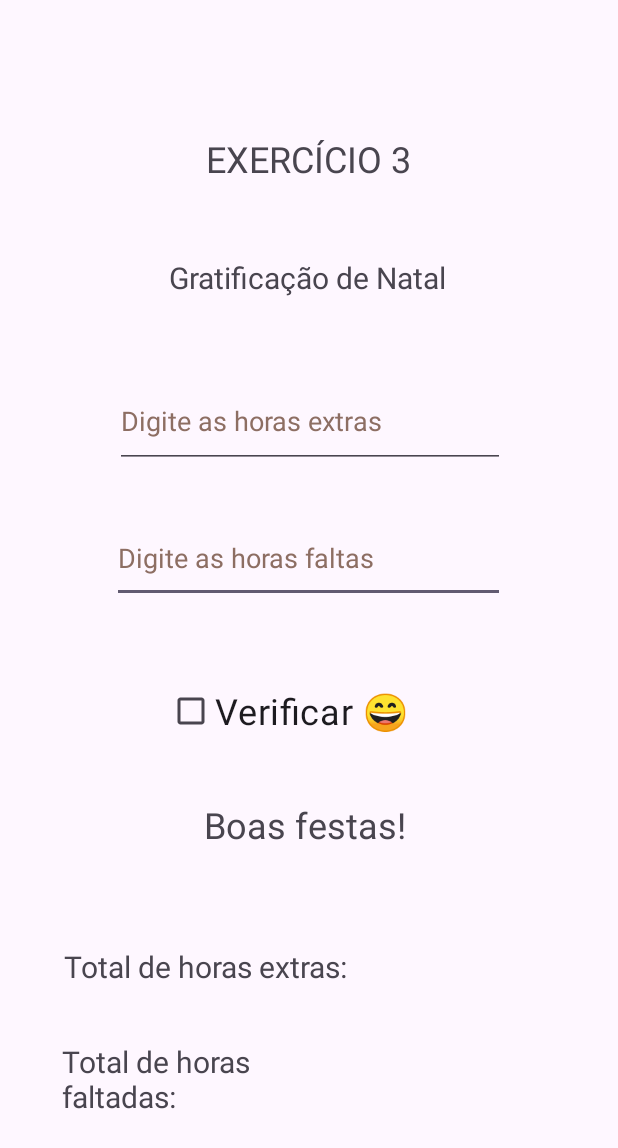
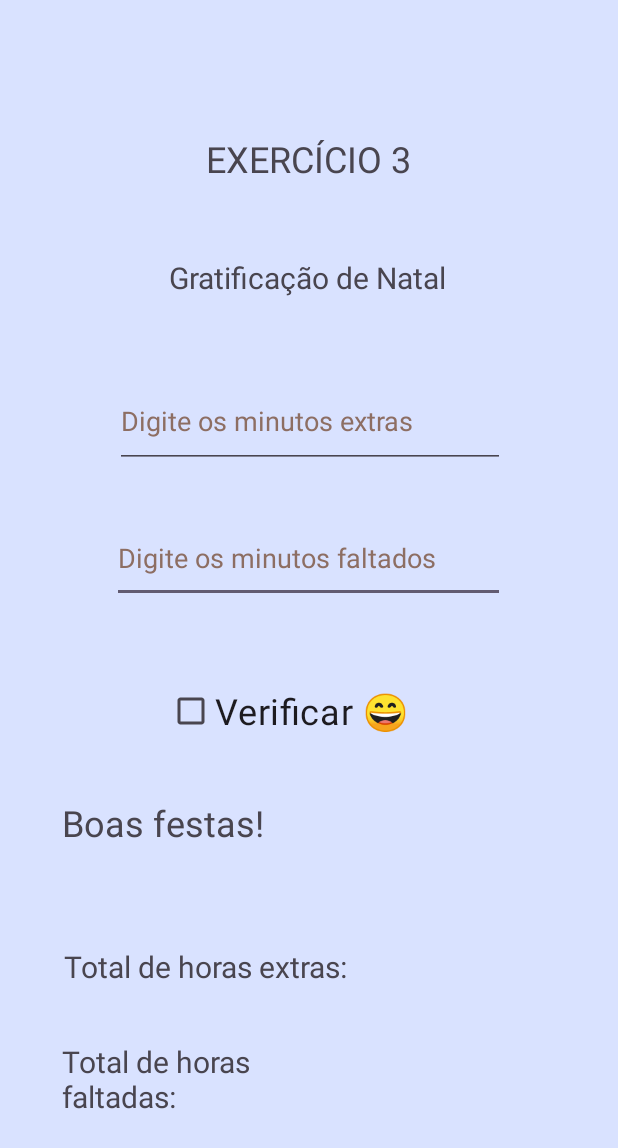
Before and after one commit to rebekaamorim/atividade_, an Android app: the exer3 screen opened directly, with no data from a screen before it, on a phone screen of 412 x 824 dp. Shown: the top 1148 px of the screen. Run offline under Robolectric (Android 15) with nearby library versions, the phone set to English and light mode, and no system bars; Roboto replaces fonts that are not available here.

Commit message:
Exercicio 3 finalizado

```diff
--- a/app/src/main/res/layout/activity_exer3.xml
+++ b/app/src/main/res/layout/activity_exer3.xml
@@ -4,6 +4,7 @@
     xmlns:tools="http://schemas.android.com/tools"
     android:layout_width="match_parent"
     android:layout_height="match_parent"
+    android:background="@color/material_dynamic_primary90"
     tools:context=".exer3">
 
     <TextView
@@ -36,17 +37,17 @@
 
     <TextView
         android:id="@+id/result"
-        android:layout_width="137dp"
-        android:layout_height="34dp"
+        android:layout_width="335dp"
+        android:layout_height="64dp"
         android:fontFamily="@font/alata"
         android:text="@string/result"
         android:textSize="24sp"
         app:layout_constraintBottom_toBottomOf="parent"
         app:layout_constraintEnd_toEndOf="parent"
-        app:layout_constraintHorizontal_bias="0.496"
+        app:layout_constraintHorizontal_bias="0.539"
         app:layout_constraintStart_toStartOf="parent"
         app:layout_constraintTop_toTopOf="parent"
-        app:layout_constraintVertical_bias="0.675" />
+        app:layout_constraintVertical_bias="0.7" />
 
     <EditText
         android:id="@+id/idfaltas"
--- a/app/src/main/res/values/strings.xml
+++ b/app/src/main/res/values/strings.xml
@@ -5,8 +5,8 @@
     <string name="bnt2">EXERCÍCIO 3</string>
     <string name="info_dupla">Paulo Ricardo e Rebeka Lima - 2DS - PAM</string>
     <string name="txt_exer3"> Gratificação de Natal</string>
-    <string name="edit1_3">Digite as horas extras</string>
-    <string name="edit2_3">Digite as horas faltas</string>
+    <string name="edit1_3">Digite os minutos extras</string>
+    <string name="edit2_3">Digite os minutos faltados </string>
     <string name="check">Verificar 😄</string>
     <string name="result">Boas festas!</string>
     <string name="extras">Total de horas extras:</string>
```
